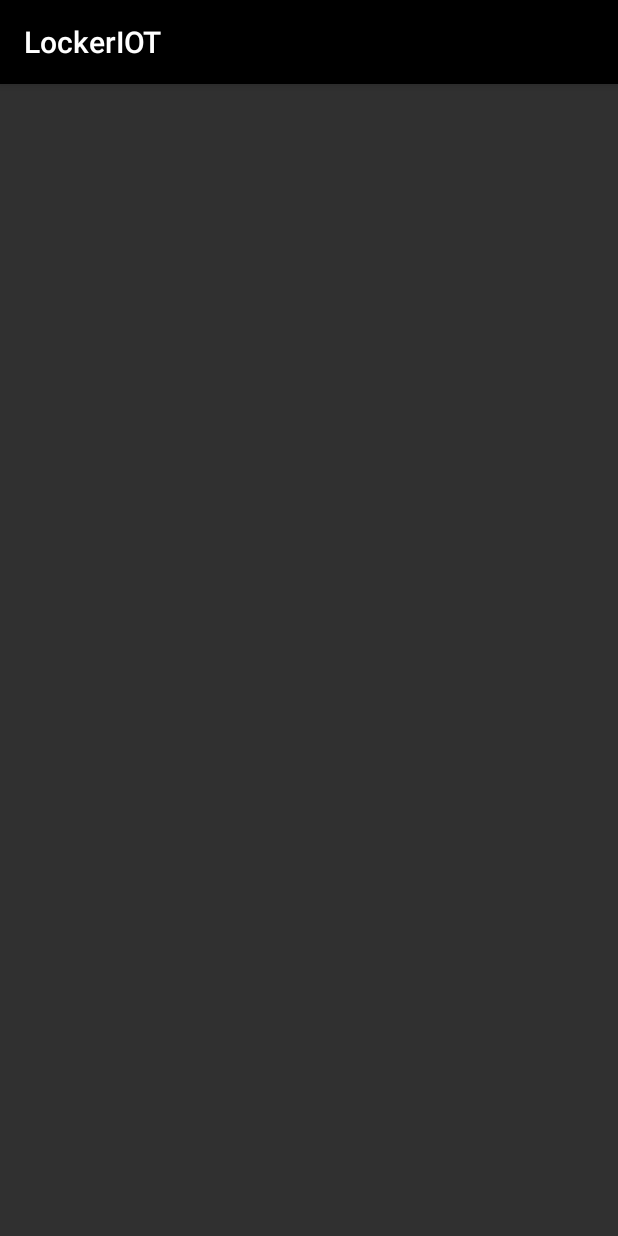
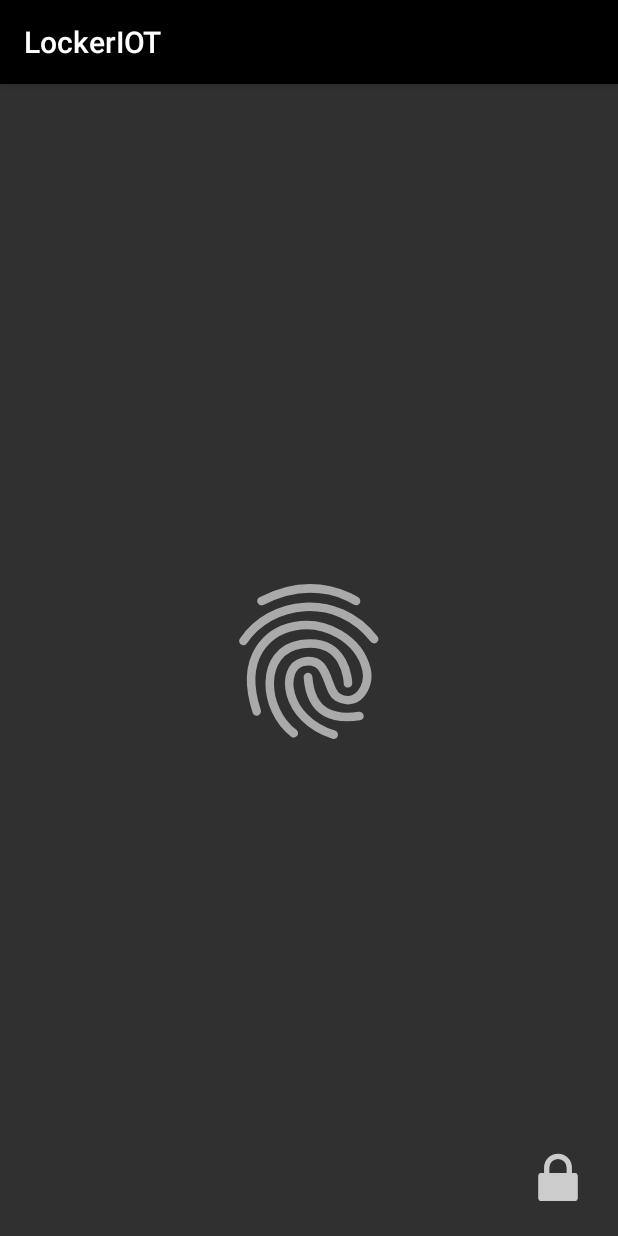
Before and after one commit to caramelool/LockerIOT, an Android app: the screen it shows after launch (MainActivity), on a phone screen of 412 x 824 dp. Run offline under Robolectric (Android 15) with nearby library versions, the phone set to English and light mode, and no system bars; our stand-ins replace Dagger/Hilt's generated code; libraries missing offline, so code that uses them is left out: kotlinx.coroutines.experimental; 4 statements that could not run were skipped.

Commit message:
locker repository [Mock]

```diff
--- a/app/build.gradle
+++ b/app/build.gradle
@@ -24,15 +24,21 @@ android {
     }
 }
 
+kotlin {
+    experimental {
+        coroutines "enable"
+    }
+}
+
 dependencies {
-
     def lifecycle_version = "1.1.1"
 
-    implementation fileTree(dir: 'libs', include: ['*.jar'])
-    implementation "org.jetbrains.kotlin:kotlin-stdlib-jre7:$kotlin_version"
+    implementation fileTree(include: ['*.jar'], dir: 'libs')
+
     implementation 'com.android.support:appcompat-v7:27.1.1'
     implementation 'com.android.support.constraint:constraint-layout:1.1.3'
     implementation 'com.android.support:design:27.1.1'
+
     testImplementation 'junit:junit:4.12'
     androidTestImplementation 'com.android.support.test:runner:1.0.2'
     androidTestImplementation 'com.android.support.test.espresso:espresso-core:3.0.2'
@@ -55,9 +61,3 @@ dependencies {
     implementation 'com.squareup.retrofit2:converter-gson:2.4.0'
     implementation 'com.squareup.okhttp3:logging-interceptor:3.11.0'
 }
-
-kotlin {
-    experimental {
-        coroutines "enable"
-    }
-}
--- /dev/null
+++ b/app/src/main/java/fiap/com/br/lockeriot/extension/LottieExtension.kt
@@ -0,0 +1,14 @@
+package fiap.com.br.lockeriot.extension
+
+import android.animation.ValueAnimator
+import com.airbnb.lottie.LottieAnimationView
+
+fun LottieAnimationView.playAnimation(
+        start: Float,
+        end: Float,
+        duration: Long = 1000) {
+    val animator = ValueAnimator.ofFloat(start, end)
+            .setDuration(duration)
+    animator.addUpdateListener { animation -> this.progress = animation.animatedValue as Float }
+    animator.start()
+}
--- a/app/src/main/java/fiap/com/br/lockeriot/main/MainActivity.kt
+++ b/app/src/main/java/fiap/com/br/lockeriot/main/MainActivity.kt
@@ -18,13 +18,18 @@ import fiap.com.br.lockeriot.main.LottieColorManager.LottieColor
 import kotlinx.android.synthetic.main.activity_main.*
 import kotlinx.android.synthetic.main.content_main.*
 import javax.inject.Inject
+import android.view.View
+import fiap.com.br.lockeriot.extension.playAnimation
+import fiap.com.br.lockeriot.repository.LockerStatus
+
 
 class MainActivity : AppCompatActivity() {
 
     @Inject
     lateinit var viewModel: MainViewModel
 
-    private val lottieColorManager by lazy { LottieColorManager(fingerLottie) }
+    private val fingerLottieManager by lazy { LottieColorManager(fingerLottie) }
+    private val lockLottieManager by lazy { LottieColorManager(lockLottie) }
 
     override fun onCreate(savedInstanceState: Bundle?) {
         AndroidInjection.inject(this)
@@ -33,23 +38,39 @@ class MainActivity : AppCompatActivity() {
         setContentView(R.layout.activity_main)
         setSupportActionBar(toolbar)
 
+        lockLottieManager.setColor(LottieColor.GRAY, false)
+
         with(viewModel) {
             lifecycle.addObserver(this)
-            observe(statusLiveData, ::onStatusChange)
+            observe(fingerprintLiveData, ::onFingerprintChange)
+            observe(lockerStatusLivedata, ::onLockerChange)
         }
     }
 
-    private fun onStatusChange(status: FingerprintStatus?) {
+    private fun onFingerprintChange(status: FingerprintStatus?) {
         when (status) {
+            is FingerprintStatus.Success -> {
+                fingerLottie.visibility = View.VISIBLE
+                fingerLottieManager.setColor(LottieColor.GREEN)
+            }
             is FingerprintStatus.Failure,
             is FingerprintStatus.Error -> {
-                lottieColorManager.setColor(LottieColor.RED)
-            }
-            is FingerprintStatus.Success -> {
-                lottieColorManager.setColor(LottieColor.GREEN)
+                fingerLottie.visibility = View.VISIBLE
+                fingerLottieManager.setColor(LottieColor.RED)
             }
             is FingerprintStatus.Idle -> {
-                lottieColorManager.setColor(LottieColor.GRAY)
+                fingerLottie.playAnimation( 1f, 0f)
+            }
+        }
+    }
+
+    private fun onLockerChange(status: LockerStatus?) {
+        when (status) {
+            is LockerStatus.Open -> {
+                lockLottie.playAnimation( 0f, 0.5f)
+            }
+            is LockerStatus.Close -> {
+                lockLottie.playAnimation(0.5f, 1f)
             }
         }
     }
@@ -67,13 +88,18 @@ class LottieColorManager(
     }
 
     enum class LottieColor(val value: PorterDuffColorFilter) {
+        NONE(PorterDuffColorFilter(Color.TRANSPARENT, PorterDuff.Mode.SRC_ATOP)),
         GRAY(PorterDuffColorFilter(Color.LTGRAY, PorterDuff.Mode.SRC_ATOP)),
         RED(PorterDuffColorFilter(Color.RED, PorterDuff.Mode.SRC_ATOP)),
         GREEN(PorterDuffColorFilter(Color.GREEN, PorterDuff.Mode.SRC_ATOP))
     }
 
-    fun setColor(color: LottieColor) {
+    fun setColor(color: LottieColor, playAnimation: Boolean = true) {
         setValue(color.value)
+        if (playAnimation) playAnimation()
+    }
+
+    fun playAnimation() {
         lottieView.playAnimation()
     }
 }
--- a/app/src/main/java/fiap/com/br/lockeriot/main/MainModule.kt
+++ b/app/src/main/java/fiap/com/br/lockeriot/main/MainModule.kt
@@ -5,6 +5,7 @@ import dagger.Module
 import dagger.Provides
 import dagger.android.ContributesAndroidInjector
 import fiap.com.br.lockeriot.fingerprint.FingerprintHandler
+import fiap.com.br.lockeriot.repository.LockerStatusRepository
 import javax.inject.Scope
 
 @Scope
@@ -18,9 +19,10 @@ class MainActivityProvides {
     @MainScope
     fun provideViewModel(
             mainActivity: MainActivity,
-            handler: FingerprintHandler
+            handler: FingerprintHandler,
+            repository: LockerStatusRepository
     ): MainViewModel {
-        val factory = MainViewModel.Factory(handler)
+        val factory = MainViewModel.Factory(handler, repository)
         return ViewModelProviders.of(mainActivity, factory)[MainViewModel::class.java]
     }
 }
--- a/app/src/main/java/fiap/com/br/lockeriot/main/MainViewModel.kt
+++ b/app/src/main/java/fiap/com/br/lockeriot/main/MainViewModel.kt
@@ -3,15 +3,18 @@ package fiap.com.br.lockeriot.main
 import android.arch.lifecycle.*
 import fiap.com.br.lockeriot.fingerprint.FingerprintHandler
 import fiap.com.br.lockeriot.fingerprint.FingerprintStatus
+import fiap.com.br.lockeriot.repository.LockerStatus
+import fiap.com.br.lockeriot.repository.LockerStatusRepository
 import kotlinx.coroutines.experimental.android.UI
 import kotlinx.coroutines.experimental.delay
 import kotlinx.coroutines.experimental.launch
 
 class MainViewModel(
-        private val fingerprintHandler: FingerprintHandler
+        private val fingerprintHandler: FingerprintHandler,
+        private val lockerStatusRepository: LockerStatusRepository
 ): ViewModel(), LifecycleObserver {
 
-    val statusLiveData = MutableLiveData<FingerprintStatus>()
+    val fingerprintLiveData = MutableLiveData<FingerprintStatus>()
         get() = field.apply {
             if (value == null) {
                 value = fingerprintHandler.value
@@ -19,7 +22,15 @@ class MainViewModel(
             }
         }
 
-    private fun observerFingerprint() = with(statusLiveData) {
+    val lockerStatusLivedata = MutableLiveData<LockerStatus>()
+        get() = field.apply {
+            if (value == null) {
+                value = lockerStatusRepository.value
+                observerLockerStatus()
+            }
+        }
+
+    private fun observerFingerprint() = with(fingerprintLiveData) {
         fingerprintHandler.observeForever {
             postValue(it)
         }
@@ -27,6 +38,7 @@ class MainViewModel(
             launch(UI) {
                 when (status) {
                     is FingerprintStatus.Success -> {
+                        notifyLockerRepository()
                         delayToIdle()
                         startFingerprint()
                     }
@@ -42,9 +54,26 @@ class MainViewModel(
         }
     }
 
+    private fun observerLockerStatus() = with(lockerStatusLivedata) {
+        lockerStatusRepository.observeForever {
+            postValue(it)
+        }
+    }
+
+    private fun notifyLockerRepository() = with(lockerStatusRepository) {
+        when (value) {
+            is LockerStatus.Open -> {
+                postValue(LockerStatus.Close())
+            }
+            is LockerStatus.Close -> {
+                postValue(LockerStatus.Open())
+            }
+        }
+    }
+
     private suspend fun delayToIdle(time: Long = 2000) {
         delay(time)
-        statusLiveData.postValue(FingerprintStatus.Idle())
+        fingerprintLiveData.postValue(FingerprintStatus.Idle())
     }
 
     @OnLifecycleEvent(Lifecycle.Event.ON_RESUME)
@@ -62,10 +91,11 @@ class MainViewModel(
      */
 
     class Factory(
-            private val handler: FingerprintHandler
+            private val fingerprintHandler: FingerprintHandler,
+            private val lockerStatusRepository: LockerStatusRepository
     ): ViewModelProvider.Factory {
         override fun <T : ViewModel?> create(modelClass: Class<T>): T {
-            return MainViewModel(handler) as T
+            return MainViewModel(fingerprintHandler, lockerStatusRepository) as T
         }
     }
 }
--- /dev/null
+++ b/app/src/main/java/fiap/com/br/lockeriot/repository/LockerStatus.kt
@@ -0,0 +1,19 @@
+package fiap.com.br.lockeriot.repository
+
+import android.arch.lifecycle.MutableLiveData
+import javax.inject.Inject
+
+sealed class LockerStatus {
+    class Close : LockerStatus()
+    class Open : LockerStatus()
+}
+
+class LockerStatusRepository @Inject constructor(
+
+) : MutableLiveData<LockerStatus>() {
+
+    init {
+        value = LockerStatus.Close()
+    }
+
+}
--- a/app/src/main/res/layout/content_main.xml
+++ b/app/src/main/res/layout/content_main.xml
@@ -9,13 +9,33 @@
     tools:showIn="@layout/activity_main">
 
     <com.airbnb.lottie.LottieAnimationView
-        android:id="@+id/fingerLottie"
         android:layout_width="wrap_content"
         android:layout_height="wrap_content"
         app:layout_constraintBottom_toBottomOf="parent"
         app:layout_constraintEnd_toEndOf="parent"
         app:layout_constraintStart_toStartOf="parent"
         app:layout_constraintTop_toTopOf="parent"
+        app:lottie_autoPlay="true"
+        app:lottie_colorFilter="@android:color/darker_gray"
         app:lottie_rawRes="@raw/android_fingerprint" />
 
+    <com.airbnb.lottie.LottieAnimationView
+        android:id="@+id/fingerLottie"
+        android:layout_width="wrap_content"
+        android:layout_height="wrap_content"
+        android:visibility="gone"
+        app:layout_constraintBottom_toBottomOf="parent"
+        app:layout_constraintEnd_toEndOf="parent"
+        app:layout_constraintStart_toStartOf="parent"
+        app:layout_constraintTop_toTopOf="parent"
+        app:lottie_rawRes="@raw/android_fingerprint" />
+
+    <com.airbnb.lottie.LottieAnimationView
+        android:id="@+id/lockLottie"
+        android:layout_width="80dp"
+        android:layout_height="80dp"
+        app:layout_constraintBottom_toBottomOf="parent"
+        app:layout_constraintEnd_toEndOf="parent"
+        app:lottie_rawRes="@raw/android_lock" />
+
 </android.support.constraint.ConstraintLayout>
```
Also changed, not shown: app/src/main/res/raw/android_lock.json (added, +1 -0 lines).
